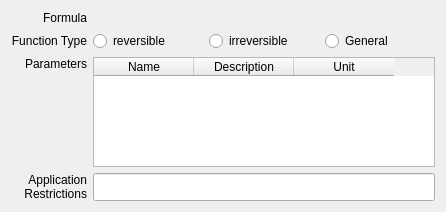
The window that copasi/UI/FunctionWidget1.ui (copasi/COPASI) describes before a commit, drawn with Qt 5.
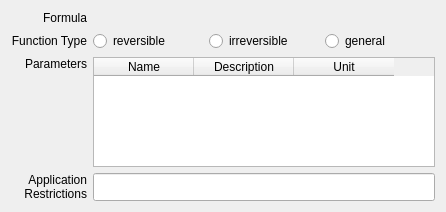
The same window after the commit. Custom widgets are drawn as their Qt base class.

Commit message: Lower-case 'g' in "General" funtion radio button.

Diff of the .ui file:
```diff
--- a/copasi/UI/FunctionWidget1.ui
+++ b/copasi/UI/FunctionWidget1.ui
@@ -73,7 +73,7 @@
      <item>
       <widget class="QRadioButton" name="RadioButton3">
        <property name="text">
-        <string>General</string>
+        <string>general</string>
        </property>
       </widget>
      </item>
```
Left out of the diff: 19 changed lines with no effect on the pictures.
